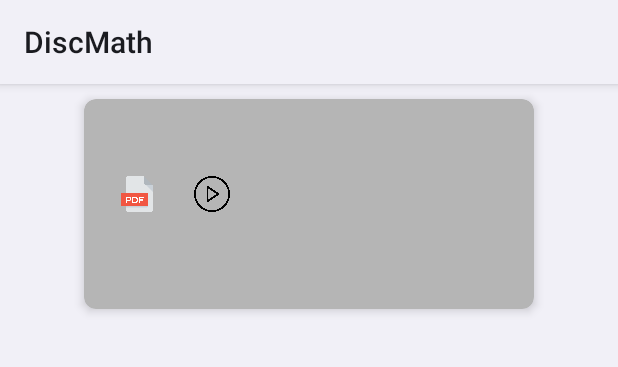
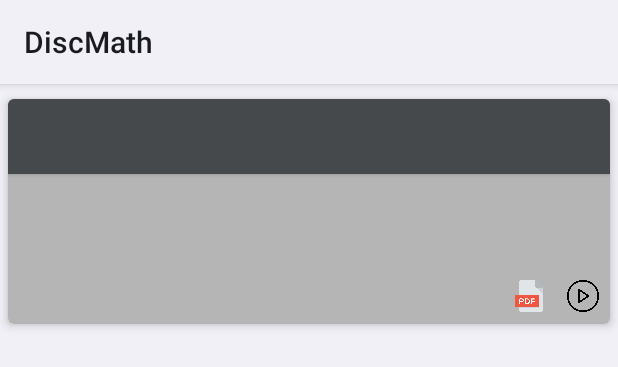
Before and after one commit to Serdiuk-Andrii/DiscMath, an Android app: the layout learning_item.xml on its own in the app's theme, with its tools: preview values and no code run, on a phone screen of 412 x 824 dp. Shown: the top 367 px of the screen. Run offline under Robolectric (Android 15) with nearby library versions, the phone set to English and light mode, and no system bars.

Commit message:
Minor UI improvements

```diff
--- a/app/src/main/java/com/example/discmath/entity/learning_section/LearningSection.kt
+++ b/app/src/main/java/com/example/discmath/entity/learning_section/LearningSection.kt
@@ -11,6 +11,7 @@ const val SECTION_QUIZZES_STORAGE_PATH = "quizzes"
 // Field keys
 const val TYPE_FIELD_KEY = "type"
 const val NAME_FIELD_KEY = "name"
+const val DESCRIPTION_FIELD_KEY = "description"
 const val VIDEO_URL_FIELD_KEY = "url_video"
 const val PDF_URL_FIELD_KEY = "url_pdf"
 const val BACKGROUND_IMAGE_URL_KEY = "image"
--- a/app/src/main/java/com/example/discmath/ui/assistant/AssistantFunctionElement.kt
+++ b/app/src/main/java/com/example/discmath/ui/assistant/AssistantFunctionElement.kt
@@ -1,6 +1,10 @@
 package com.example.discmath.ui.assistant
 
 import android.graphics.drawable.Drawable
+
+fun Array<String>.getFormattedText(): String {
+    return this.map { "—$it\n" }.reduce{accumulator, string -> accumulator.plus(string)}
+}
 
 open class AssistantFunctionElement(
     override val title: String,
@@ -11,7 +15,7 @@ open class AssistantFunctionElement(
 
 
     fun getFunctionsPrettyText(): String {
-        return functionsText.map { "—$it\n" }.reduce{accumulator, string -> accumulator.plus(string)  }
+        return functionsText.getFormattedText()
     }
 
 }
--- a/app/src/main/java/com/example/discmath/ui/learning/adapters/LearningSectionViewPagerAdapter.kt
+++ b/app/src/main/java/com/example/discmath/ui/learning/adapters/LearningSectionViewPagerAdapter.kt
@@ -15,14 +15,13 @@ class LearningSectionViewPagerAdapter(fragment: Fragment,
 
     override fun createFragment(position: Int): Fragment {
         val section = dataset[position]
-        val fragment = LearningSectionObjectFragment(section, clickCallback)
         /*
         fragment.arguments = Bundle().apply {
             // Our object is just an integer :-P
             putString(SECTION_NAME_KEY, section.name)
         }
          */
-        return fragment
+        return LearningSectionObjectFragment(section, clickCallback)
     }
 
 }
--- a/app/src/main/res/layout/learning_item.xml
+++ b/app/src/main/res/layout/learning_item.xml
@@ -1,64 +1,94 @@
 <?xml version="1.0" encoding="utf-8"?>
 <FrameLayout xmlns:android="http://schemas.android.com/apk/res/android"
+    xmlns:app="http://schemas.android.com/apk/res-auto"
     xmlns:tools="http://schemas.android.com/tools"
     android:layout_width="match_parent"
     android:layout_height="wrap_content"
-    xmlns:app="http://schemas.android.com/apk/res-auto"
-    android:orientation="vertical">
+    >
 
     <androidx.cardview.widget.CardView
-        android:layout_width="300dp"
-        android:layout_height="140dp"
-        android:layout_marginLeft="20dp"
-        android:layout_marginRight="20dp"
-        app:cardElevation="4dp"
-        app:cardCornerRadius="8dp"
+        android:layout_width="match_parent"
+        android:layout_height="150dp"
+        android:layout_gravity="center"
+        android:layout_marginLeft="5dp"
+        android:layout_marginTop="10dp"
+        android:layout_marginRight="5dp"
+        android:layout_marginBottom="10dp"
         app:cardBackgroundColor="#B5B5B5"
-        android:layout_gravity="center"
-        android:layout_marginTop="10dp"
-        android:layout_marginBottom="10dp"
-        >
+        app:cardCornerRadius="4dp"
+        app:cardElevation="4dp">
 
-        <LinearLayout
+        <androidx.constraintlayout.widget.ConstraintLayout
             android:layout_width="match_parent"
             android:layout_height="match_parent"
             android:orientation="vertical">
 
+            <FrameLayout
+                android:id="@+id/frameLayout"
+                android:layout_width="match_parent"
+                android:layout_height="50dp"
+                android:layout_gravity="center"
+                android:background="#46494c"
+                android:elevation="2dp"
+                app:layout_constraintEnd_toEndOf="parent"
+                app:layout_constraintStart_toStartOf="parent"
+                app:layout_constraintTop_toTopOf="parent">
+
+                <TextView
+                    android:id="@+id/learning_item_name"
+                    android:layout_width="match_parent"
+                    android:layout_height="wrap_content"
+                    android:layout_gravity="center"
+                    android:layout_marginTop="5dp"
+                    android:layout_marginBottom="5dp"
+                    android:textAlignment="center"
+                    android:textColor="#DFDFDF"
+                    android:textStyle="italic"
+                    android:transitionName="@string/lecture_title_transition_name"
+                    />
+            </FrameLayout>
+
             <TextView
-                android:id="@+id/itemName"
+                android:id="@+id/learning_item_description"
+                android:layout_width="wrap_content"
+                android:layout_height="wrap_content"
+                android:layout_gravity="start"
+                android:layout_marginStart="24dp"
+                android:layout_marginTop="10dp"
+                android:textColor="#353535"
+                android:textSize="12sp"
+                app:layout_constraintStart_toStartOf="parent"
+                app:layout_constraintTop_toBottomOf="@+id/frameLayout" />
+
+            <LinearLayout
+                android:id="@+id/image_linear_layout"
                 android:layout_width="match_parent"
                 android:layout_height="wrap_content"
-                android:textAlignment="center"
-                android:textColor="#353535"
-                android:layout_marginLeft="30dp"
-                android:layout_marginTop="10dp"
-                android:layout_marginRight="30dp"
-                android:textStyle="italic"
-                />
+                android:layout_marginBottom="8dp"
+                android:gravity="end"
+                android:orientation="horizontal"
+                app:layout_constraintBottom_toBottomOf="parent"
+                app:layout_constraintEnd_toStartOf="@+id/frameLayout"
+                app:layout_constraintStart_toStartOf="parent">
 
-            <LinearLayout
-                android:layout_width="wrap_content"
-                android:layout_height="wrap_content"
-                android:layout_marginTop="10pt"
-                android:orientation="horizontal">
 
                 <ImageView
                     android:id="@+id/pdf"
-                    android:layout_width="40dp"
-                    android:layout_height="24dp"
-                    android:layout_marginStart="15dp"
+                    android:layout_width="36dp"
+                    android:layout_height="21dp"
+                    android:layout_gravity="end"
                     android:contentDescription="@string/pdf_icon_description"
                     tools:srcCompat="@drawable/pdf" />
 
                 <ImageView
                     android:id="@+id/video"
-                    android:layout_width="40dp"
-                    android:layout_height="24dp"
-                    android:layout_marginStart="10dp"
+                    android:layout_width="36dp"
+                    android:layout_height="21dp"
+                    android:layout_gravity="end"
                     android:contentDescription="@string/video_icon_description"
                     tools:srcCompat="@drawable/play" />
             </LinearLayout>
-        </LinearLayout>
+        </androidx.constraintlayout.widget.ConstraintLayout>
 
     </androidx.cardview.widget.CardView>
 
--- a/app/src/main/res/layout/learning_section.xml
+++ b/app/src/main/res/layout/learning_section.xml
@@ -4,6 +4,7 @@
     android:layout_width="match_parent"
     android:layout_height="match_parent"
     android:layout_gravity="center"
+
     >
 
     <com.google.android.material.card.MaterialCardView
@@ -15,10 +16,9 @@
         android:layout_marginBottom="20dp"
         android:layout_marginLeft="30dp"
         android:layout_marginRight="30dp"
-        app:cardBackgroundColor="#FFFFFF"
+        app:cardBackgroundColor="@color/white"
         app:cardCornerRadius="8dp"
         app:cardElevation="4dp"
-
         >
 
             <androidx.constraintlayout.widget.ConstraintLayout
@@ -37,7 +37,7 @@
                     app:layout_constraintEnd_toEndOf="parent"
                     app:layout_constraintStart_toStartOf="parent"
                     app:layout_constraintTop_toTopOf="parent"
-                    android:transitionName="@{@string/email_card_transition_name(email.id)}"
+                    android:transitionName="@{@string/learning_section_transition_name(section.id)}"
                     />
 
                 <ImageView
--- a/app/src/main/res/values/strings.xml
+++ b/app/src/main/res/values/strings.xml
@@ -85,6 +85,7 @@
     <string name="graph_image_description">Зображення графа</string>
     <string name="functions_title">Можливості:</string>
 
-    <string name="email_card_detail_transition_name">email_card_detail</string>
+    <string name="learning_section_transition_name">learning_section</string>
+    <string name="lecture_title_transition_name">lecture_title</string>
 
 </resources>
```
Also changed, not shown: app/src/main/java/com/example/discmath/entity/learning_item/LearningItem.kt (+6 -7 lines), app/src/main/java/com/example/discmath/ui/learning/LearningItemFragment.kt (+12 -0 lines), app/src/main/java/com/example/discmath/ui/learning/PdfLearningFragment.kt (+6 -6 lines), app/src/main/java/com/example/discmath/ui/learning/SectionsLearningFragment.kt (+9 -5 lines), app/src/main/java/com/example/discmath/ui/learning/SpecificLearningSectionFragment.kt (+12 -9 lines), app/src/main/java/com/example/discmath/ui/learning/VideoLearningFragment.kt (+25 -14 lines), app/src/main/java/com/example/discmath/ui/learning/adapters/LearningItemAdapter.kt (+14 -4 lines), app/src/main/res/layout/fragment_learning_video.xml (+31 -4 lines), app/src/main/res/layout/fragment_specific_learning_section.xml (+28 -14 lines), app/src/main/res/layout/video_timestamp.xml (+9 -15 lines).
